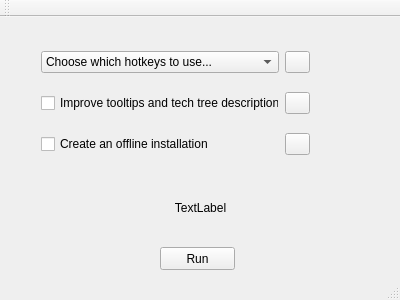
Old version of the form mainwindow.ui in the repository SiegeEngineers/WololoKingdoms.
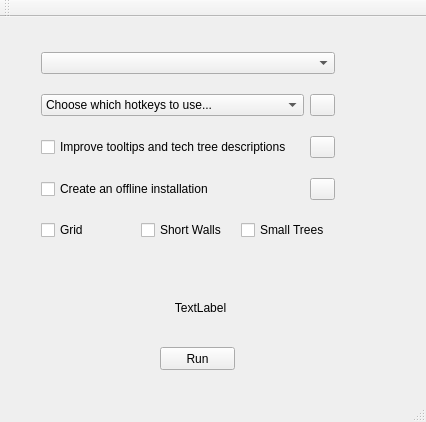
New version of the form.

Commit message: add the option for permanent mods, language switching (still unfinished) Reworked hotkey copying

Patch:
```diff
--- a/mainwindow.ui
+++ b/mainwindow.ui
@@ -6,8 +6,8 @@
    <rect>
     <x>0</x>
     <y>0</y>
-    <width>400</width>
-    <height>300</height>
+    <width>426</width>
+    <height>422</height>
    </rect>
   </property>
   <property name="windowTitle">
@@ -19,69 +19,15 @@
      <rect>
       <x>30</x>
       <y>10</y>
-      <width>291</width>
-      <height>141</height>
+      <width>316</width>
+      <height>231</height>
      </rect>
     </property>
     <layout class="QGridLayout" name="gridLayout">
      <property name="bottomMargin">
       <number>0</number>
      </property>
-     <item row="5" column="0">
-      <layout class="QHBoxLayout" name="horizontalLayout_3">
-       <item>
-        <widget class="QCheckBox" name="replaceTooltips">
-         <property name="text">
-          <string>Improve tooltips and tech tree descriptions</string>
-         </property>
-        </widget>
-       </item>
-       <item>
-        <widget class="QPushButton" name="languageTip">
-         <property name="maximumSize">
-          <size>
-           <width>25</width>
-           <height>16777215</height>
-          </size>
-         </property>
-         <property name="toolTipDuration">
-          <number>0</number>
-         </property>
-         <property name="text">
-          <string/>
-         </property>
-        </widget>
-       </item>
-      </layout>
-     </item>
      <item row="6" column="0">
-      <layout class="QHBoxLayout" name="horizontalLayout_2">
-       <item>
-        <widget class="QCheckBox" name="createExe">
-         <property name="text">
-          <string>Create an offline installation</string>
-         </property>
-        </widget>
-       </item>
-       <item>
-        <widget class="QPushButton" name="exeTip">
-         <property name="maximumSize">
-          <size>
-           <width>25</width>
-           <height>16777215</height>
-          </size>
-         </property>
-         <property name="toolTipDuration">
-          <number>0</number>
-         </property>
-         <property name="text">
-          <string/>
-         </property>
-        </widget>
-       </item>
-      </layout>
-     </item>
-     <item row="4" column="0">
       <layout class="QHBoxLayout" name="horizontalLayout_4">
        <property name="bottomMargin">
         <number>0</number>
@@ -128,13 +74,95 @@
        </item>
       </layout>
      </item>
+     <item row="7" column="0">
+      <layout class="QHBoxLayout" name="horizontalLayout_3">
+       <item>
+        <widget class="QCheckBox" name="replaceTooltips">
+         <property name="text">
+          <string>Improve tooltips and tech tree descriptions</string>
+         </property>
+        </widget>
+       </item>
+       <item>
+        <widget class="QPushButton" name="tooltipTip">
+         <property name="maximumSize">
+          <size>
+           <width>25</width>
+           <height>16777215</height>
+          </size>
+         </property>
+         <property name="toolTipDuration">
+          <number>0</number>
+         </property>
+         <property name="text">
+          <string/>
+         </property>
+        </widget>
+       </item>
+      </layout>
+     </item>
+     <item row="8" column="0">
+      <layout class="QHBoxLayout" name="horizontalLayout_2">
+       <item>
+        <widget class="QCheckBox" name="createExe">
+         <property name="text">
+          <string>Create an offline installation</string>
+         </property>
+        </widget>
+       </item>
+       <item>
+        <widget class="QPushButton" name="exeTip">
+         <property name="maximumSize">
+          <size>
+           <width>25</width>
+           <height>16777215</height>
+          </size>
+         </property>
+         <property name="toolTipDuration">
+          <number>0</number>
+         </property>
+         <property name="text">
+          <string/>
+         </property>
+        </widget>
+       </item>
+      </layout>
+     </item>
+     <item row="5" column="0">
+      <widget class="QComboBox" name="languageChoice"/>
+     </item>
+     <item row="9" column="0">
+      <layout class="QHBoxLayout" name="horizontalLayout">
+       <item>
+        <widget class="QCheckBox" name="useGrid">
+         <property name="text">
+          <string>Grid</string>
+         </property>
+        </widget>
+       </item>
+       <item>
+        <widget class="QCheckBox" name="useWalls">
+         <property name="text">
+          <string>Short Walls</string>
+         </property>
+        </widget>
+       </item>
+       <item>
+        <widget class="QCheckBox" name="usePw">
+         <property name="text">
+          <string>Small Trees</string>
+         </property>
+        </widget>
+       </item>
+      </layout>
+     </item>
     </layout>
    </widget>
    <widget class="QPushButton" name="runButton">
     <property name="geometry">
      <rect>
       <x>160</x>
-      <y>230</y>
+      <y>330</y>
       <width>75</width>
       <height>23</height>
      </rect>
@@ -147,7 +175,7 @@
     <property name="geometry">
      <rect>
       <x>0</x>
-      <y>160</y>
+      <y>260</y>
       <width>401</width>
       <height>61</height>
      </rect>
```
The commit also changes 2 other files.
